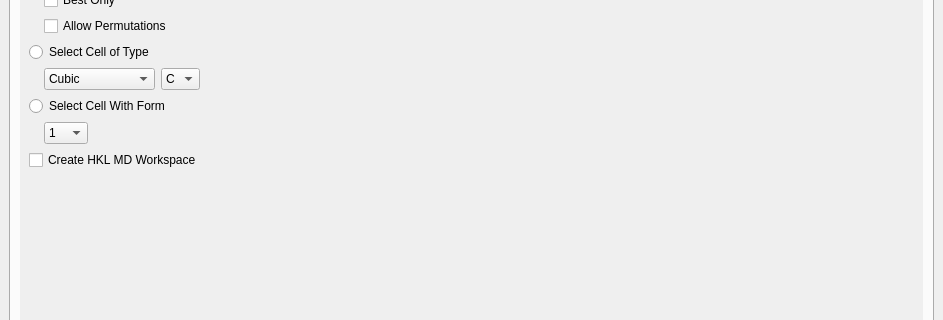
The window that qt/scientific_interfaces/General/MantidEV.ui (mantidproject/mantid) describes before a commit, drawn with Qt 5; both pictures show x 0 to 943 and y 142 to 462 of the 943 by 810 pixel window.
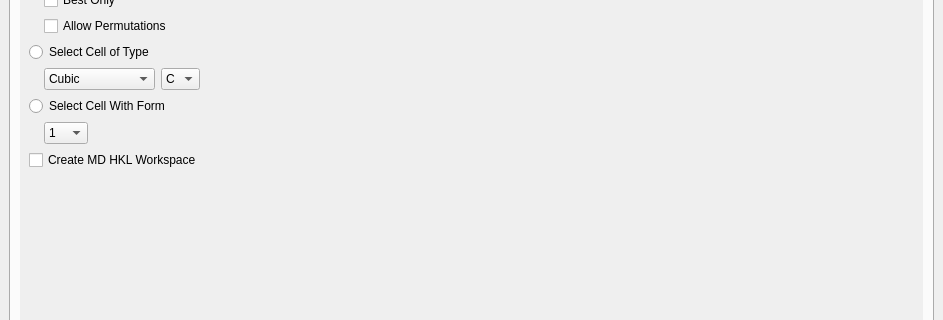
The same window after the commit. The open tabs and pages were chosen to show the change.

Commit message: Refs #23955 only redo HKL workspace if tansfomation works

```diff
--- a/qt/scientific_interfaces/General/MantidEV.ui
+++ b/qt/scientific_interfaces/General/MantidEV.ui
@@ -2499,7 +2499,7 @@
                <string>Convert the event workspace after cell is chosen into a HKL MD Workspace.</string>
               </property>
               <property name="text">
-               <string>Create HKL MD Workspace</string>
+               <string>Create MD HKL Workspace</string>
               </property>
              </widget>
             </item>
```
Left out of the diff: 2 changed lines with no effect on the pictures. The commit also changes 1 other file.
